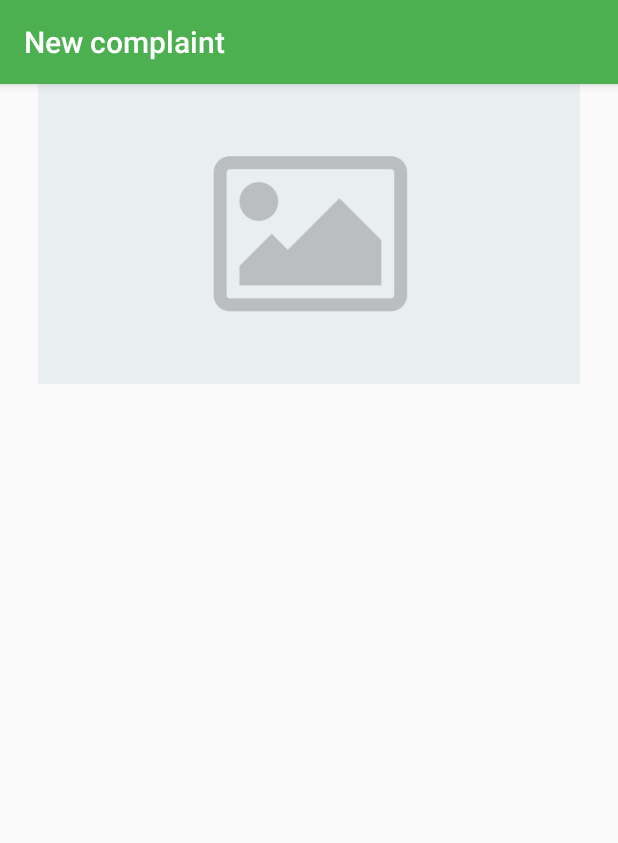
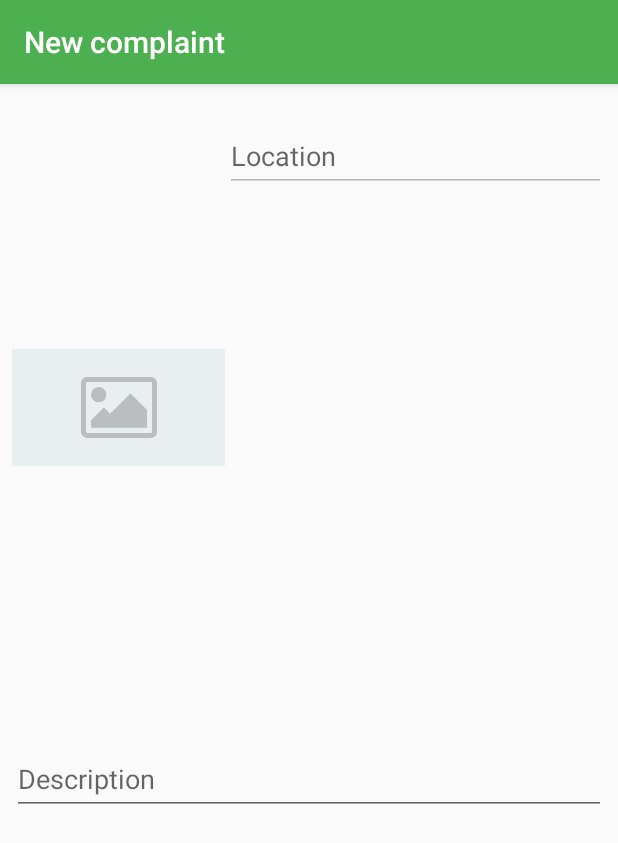
Before and after one commit to SiddharthKhatsuriya/hackdotslash_project, an Android app: the fragment CreateComplaintFragment placed in its activity, on a phone screen of 412 x 824 dp. Shown: the top 843 px of the screen. Run offline under Robolectric (Android 15) with nearby library versions, the phone set to English and light mode, and no system bars.

Commit message:
Created add complaint fragment

```diff
--- a/android/Resolve/app/src/main/java/hackdotslash/curlyenigma/resolve/fragments/CreateComplaintFragment.java
+++ b/android/Resolve/app/src/main/java/hackdotslash/curlyenigma/resolve/fragments/CreateComplaintFragment.java
@@ -1,6 +1,7 @@
 package hackdotslash.curlyenigma.resolve.fragments;
 
 import android.content.Intent;
+import android.graphics.Bitmap;
 import android.os.Bundle;
 import android.provider.MediaStore;
 import android.support.annotation.Nullable;
@@ -11,23 +12,41 @@ import android.support.v7.widget.RecyclerView;
 import android.view.LayoutInflater;
 import android.view.View;
 import android.view.ViewGroup;
+import android.widget.ImageView;
 import android.widget.Toast;
 
 import hackdotslash.curlyenigma.resolve.R;
 import hackdotslash.curlyenigma.resolve.adapters.HomeAdapter;
 
+import static android.app.Activity.RESULT_OK;
+
 public class CreateComplaintFragment extends Fragment {
     static final int REQUEST_IMAGE_CAPTURE = 1;
+    ImageView thumbnail;
 
     @Nullable
     @Override
     public View onCreateView(LayoutInflater inflater, @Nullable ViewGroup container, Bundle savedInstanceState) {
         getActivity().setTitle(R.string.title_create_complaint);
+        if(container != null)
+            container.removeAllViews();
+        View view = inflater.inflate(R.layout.fragment_create_complaint, container, false);
+        thumbnail = view.findViewById(R.id.thumbnail);
+        return view;
+    }
 
-        View view = inflater.inflate(R.layout.fragment_create_complaint, container, false);
+    @Override
+    public void onViewCreated(View view, @Nullable Bundle savedInstanceState) {
         dispatchTakePictureIntent();
+    }
 
-        return view;
+    @Override
+    public void onActivityResult(int requestCode, int resultCode, Intent data) {
+        if (requestCode == REQUEST_IMAGE_CAPTURE && resultCode == RESULT_OK) {
+            Bundle extras = data.getExtras();
+            Bitmap imageBitmap = (Bitmap) extras.get("data");
+            thumbnail.setImageBitmap(imageBitmap);
+        }
     }
 
     private void dispatchTakePictureIntent() {
--- a/android/Resolve/app/src/main/java/hackdotslash/curlyenigma/resolve/fragments/HomeFragment.java
+++ b/android/Resolve/app/src/main/java/hackdotslash/curlyenigma/resolve/fragments/HomeFragment.java
@@ -22,7 +22,6 @@ public class HomeFragment extends Fragment {
     @Override
     public View onCreateView(LayoutInflater inflater, @Nullable ViewGroup container, Bundle savedInstanceState) {
         getActivity().setTitle(R.string.title_home);
-
         View view = inflater.inflate(R.layout.fragment_home, container, false);
         RecyclerView recyclerView = view.findViewById(R.id.recycler_home);
         recyclerView.setLayoutManager(new LinearLayoutManager(getContext()));
@@ -36,7 +35,8 @@ public class HomeFragment extends Fragment {
                 getActivity()
                         .getSupportFragmentManager()
                         .beginTransaction()
-                        .add(f, "create")
+                        .add(R.id.frame_layout_main, f)
+                        .addToBackStack("create")
                         .commit();
             }
         });
--- a/android/Resolve/app/src/main/res/layout/fragment_create_complaint.xml
+++ b/android/Resolve/app/src/main/res/layout/fragment_create_complaint.xml
@@ -2,13 +2,72 @@
 <android.support.constraint.ConstraintLayout
     xmlns:android="http://schemas.android.com/apk/res/android"
     xmlns:app="http://schemas.android.com/apk/res-auto"
+    xmlns:tools="http://schemas.android.com/tools"
+    android:layout_margin="8dp"
     android:layout_width="match_parent"
     android:layout_height="match_parent">
 
-    <ImageView
+    <LinearLayout
         android:layout_width="match_parent"
-        android:layout_height="200dp"
-        android:src="@drawable/image_placeholder"
-        android:id="@+id/thumbnail"
-        app:layout_constraintTop_toTopOf="parent" />
+        android:layout_height="wrap_content"
+        android:orientation="vertical">
+
+        <LinearLayout
+            android:layout_width="match_parent"
+            android:layout_height="match_parent"
+            android:orientation="horizontal">
+
+            <ImageView
+                android:id="@+id/thumbnail"
+                android:layout_width="match_parent"
+                android:layout_height="wrap_content"
+                android:layout_weight="1.8"
+                android:src="@drawable/image_placeholder"
+                app:layout_constraintStart_toStartOf="parent"
+                app:layout_constraintTop_toTopOf="parent" />
+
+            <LinearLayout
+                android:layout_width="match_parent"
+                android:layout_height="wrap_content"
+                android:orientation="vertical"
+                android:layout_weight="1">
+
+                <android.support.design.widget.TextInputLayout
+                    android:layout_width="match_parent"
+                    android:layout_height="wrap_content"
+                    android:layout_marginTop="8dp">
+
+                    <EditText
+                        android:id="@+id/editText2"
+                        android:layout_width="match_parent"
+                        android:layout_height="wrap_content"
+                        android:enabled="false"
+                        android:layout_weight="1.8"
+                        android:ems="10"
+                        android:inputType="text"
+                        android:hint="Location"/>
+
+                </android.support.design.widget.TextInputLayout>
+            </LinearLayout>
+        </LinearLayout>
+        <LinearLayout
+            android:layout_width="match_parent"
+            android:layout_height="wrap_content"
+            android:layout_marginTop="8dp">
+
+            <android.support.design.widget.TextInputLayout
+                android:layout_width="match_parent"
+                android:layout_height="wrap_content">
+                <EditText
+                    android:id="@+id/editTextPassword"
+                    android:layout_width="match_parent"
+                    android:layout_height="wrap_content"
+                    android:hint="Description"
+                    android:textColor="@color/icons"
+                    android:ems="10"
+                    android:inputType="textMultiLine" />
+
+            </android.support.design.widget.TextInputLayout>
+        </LinearLayout>
+    </LinearLayout>
 </android.support.constraint.ConstraintLayout>
```
Also changed, not shown: 1 other file.
